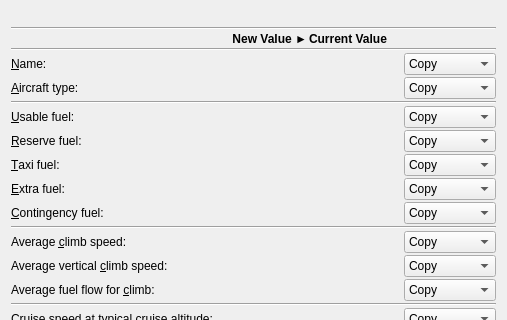
Above: src/perf/perfmergedialog.ui from albar965/littlenavmap before the change; both pictures show x 0 to 507 and y 0 to 320 of the 507 by 611 pixel window. Below: the same form after it.
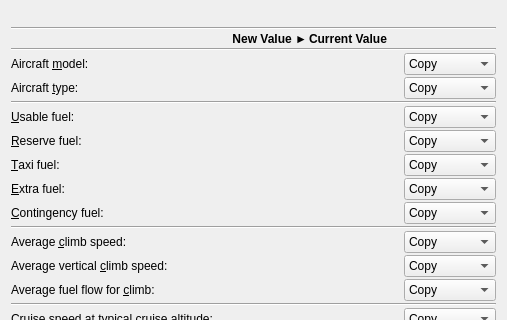
That is the form after the change.

Commit message:
Split logbook recording off from userpoints and added improvements. Added logbook highlighting, search, tooltips, information display, CSV export and import as well as X-Plane logbook import. Solved GUI confusion between aircraft type and model in GUI.
albar965/littlenavmap#346

What changed in the file:
```diff
--- a/src/perf/perfmergedialog.ui
+++ b/src/perf/perfmergedialog.ui
@@ -938,7 +938,7 @@
    <item row="5" column="0">
     <widget class="QLabel" name="labelName">
      <property name="text">
-      <string>&amp;Name:</string>
+      <string>Aircraft &amp;model:</string>
      </property>
      <property name="buddy">
       <cstring>comboBoxName</cstring>
@@ -980,7 +980,7 @@
    <item row="6" column="0">
     <widget class="QLabel" name="labelType">
      <property name="text">
-      <string>&amp;Aircraft type:</string>
+      <string>Aircraft &amp;type:</string>
      </property>
      <property name="buddy">
       <cstring>comboBoxType</cstring>
```
The commit also changes 73 other files.
